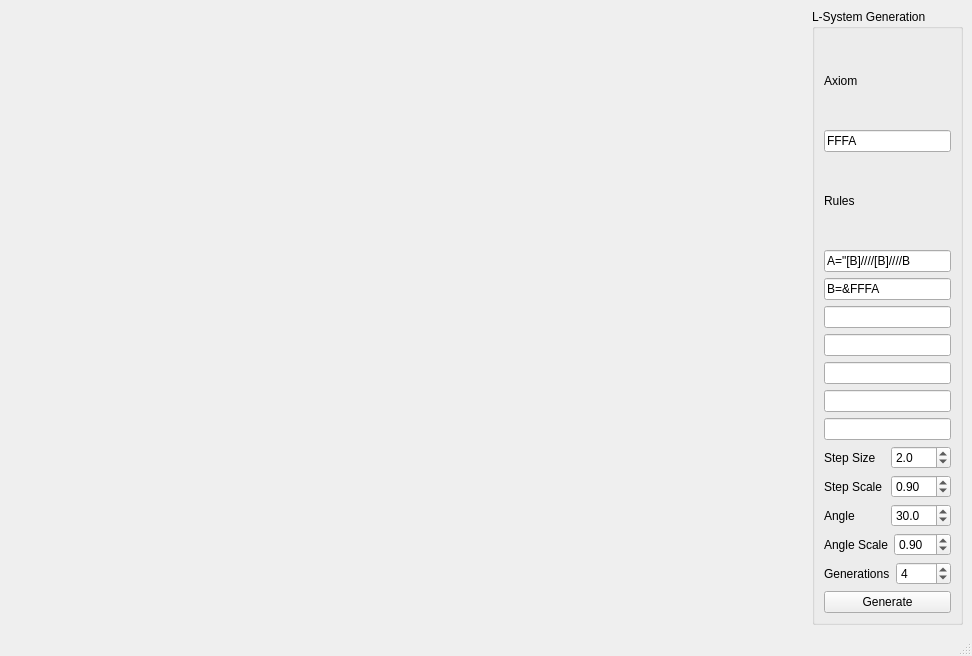
BenCarey88/ForestGenerator, file ForestGenerator/ui/MainWindow.ui: the form before one commit.
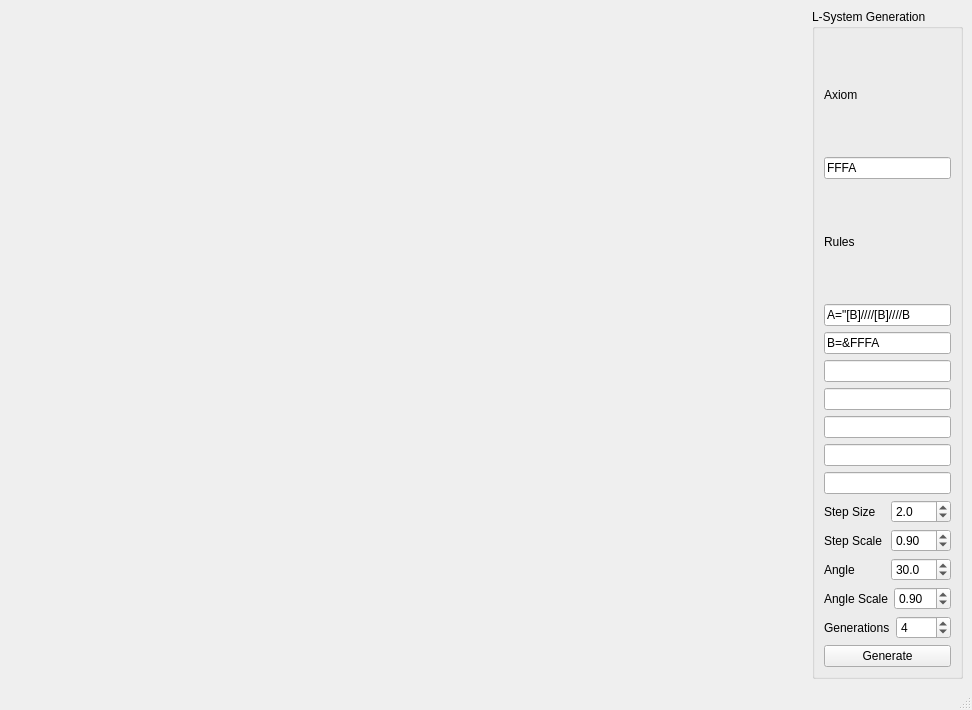
The form after the commit.

Commit message: Just cleaned up some comments

The edit to the form file:
```diff
--- a/ForestGenerator/ui/MainWindow.ui
+++ b/ForestGenerator/ui/MainWindow.ui
@@ -7,7 +7,7 @@
     <x>0</x>
     <y>0</y>
     <width>972</width>
-    <height>656</height>
+    <height>710</height>
    </rect>
   </property>
   <property name="windowTitle">
@@ -22,8 +22,8 @@
       </property>
       <property name="sizeHint" stdset="0">
        <size>
-        <width>40</width>
-        <height>20</height>
+        <width>765</width>
+        <height>527</height>
        </size>
       </property>
      </spacer>
```
The commit also changes 1 other file.
